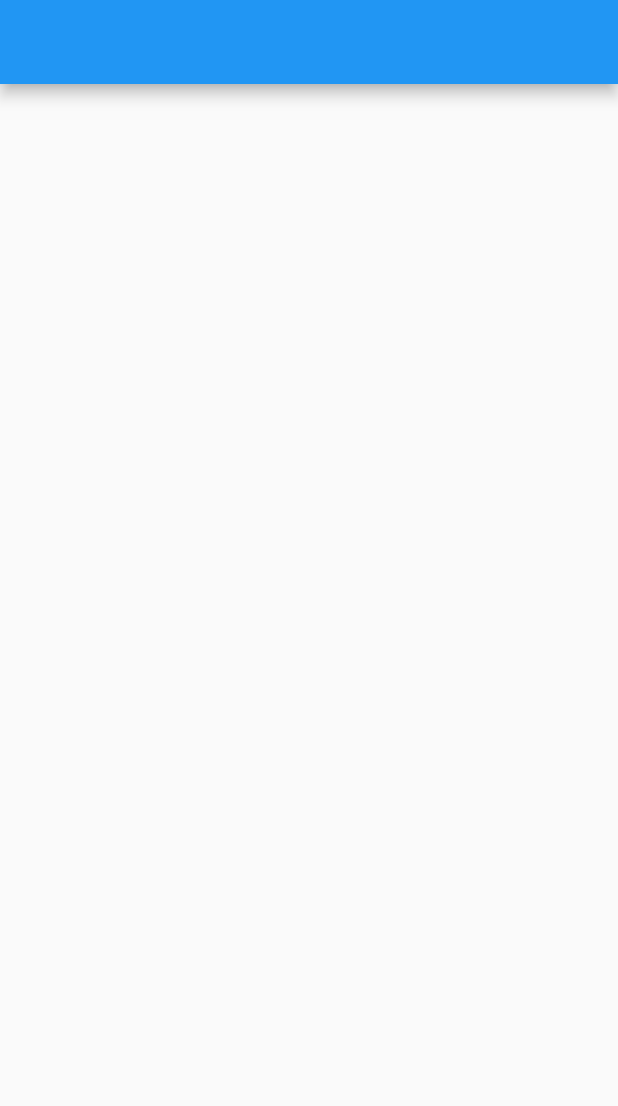
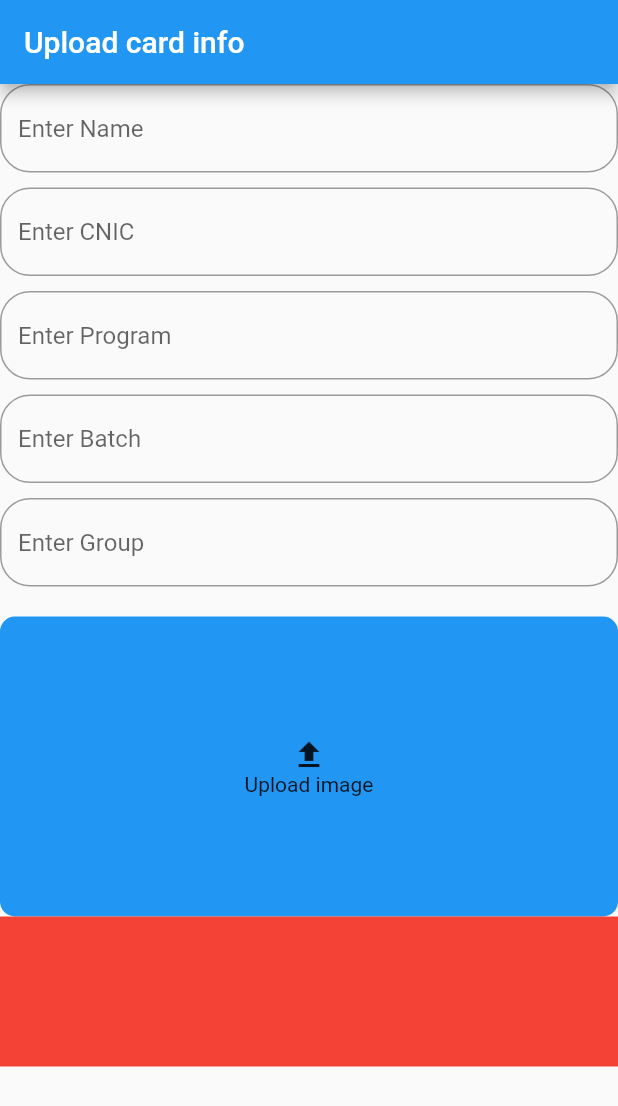
Before and after one commit to fayyazii/image_upload, a Flutter app: the screen it shows after launch, on a phone screen of 412 x 824 dp. Shown: the top 1106 px of the screen. Run offline on Flutter 3.47's test engine with Material 2 defaults, Android fonts, the phone set to English and light mode, and no system bars; our stand-ins replace bloc, cloud_firestore, firebase_core, firebase_storage, flutter_bloc, image_picker; accounts and stored records are empty.

Commit message:
card data

```diff
--- /dev/null
+++ b/lib/cubits/card_cubits/upload_card_cubits/upload_card_cubit.dart
@@ -0,0 +1,38 @@
+
+import 'dart:io';
+
+import 'package:bloc/bloc.dart';
+import 'package:cloud_firestore/cloud_firestore.dart';
+import 'package:image_upload/repositories/upload_card_info_repo.dart';
+import 'package:image_upload/repositories/upload_card_pic_repo.dart';
+import 'package:meta/meta.dart';
+
+part 'upload_card_state.dart';
+
+class UploadCardCubit extends Cubit<UploadCardState> {
+  UploadCardCubit() : super(UploadCardInitial());
+  uploadCard(Map<String,dynamic> data , File file)async
+  {
+    try{
+      emit(UploadCardLoading());
+      var image = await UploadCardPicRepo.uploadCardPic(file);
+      data['imgUrl'] = image;
+      UploadCardInfoRepo.uploadInfo(data);
+      emit(UploadCardLoaded());
+    }catch(e)
+    {
+      if(e is FirebaseException)
+        {
+          emit(UploadCardError(err: e.message.toString()));
+        }
+      if(e is SocketException)
+      {
+        emit(UploadCardError(err: e.message.toString()));
+      }
+      else
+      {
+        emit(UploadCardError(err: e.toString()));
+      }
+    }
+  }
+}
--- /dev/null
+++ b/lib/cubits/card_cubits/upload_card_cubits/upload_card_state.dart
@@ -0,0 +1,12 @@
+part of 'upload_card_cubit.dart';
+
+
+abstract class UploadCardState {}
+
+class UploadCardInitial extends UploadCardState {}
+class UploadCardLoading extends UploadCardState {}
+class UploadCardLoaded extends UploadCardState {}
+class UploadCardError extends UploadCardState {
+  String err;
+  UploadCardError({required this.err});
+}
--- /dev/null
+++ b/lib/cubits/get_info/get_info_state.dart
@@ -0,0 +1,15 @@
+part of 'get_info_cubit.dart';
+
+
+abstract class GetInfoState {}
+
+class GetInfoInitial extends GetInfoState {}
+class GetInfoLoading extends GetInfoState {}
+class GetInfoLoaded extends GetInfoState {
+  List<GetInfoModel> list ;
+  GetInfoLoaded({required this.list});
+}
+class GetInfoError extends GetInfoState {
+  String err;
+  GetInfoError({required this.err});
+}
--- a/lib/cubits/getimages/get_images_cubit.dart
+++ b/lib/cubits/getimages/get_images_cubit.dart
@@ -15,6 +15,7 @@ class GetImagesCubit extends Cubit<GetImagesState> {
   }
   getData()async
   {
+    print("hello");
     try{
       List<ImagesModel> list =[];
       emit(GetImagesLoading());
--- /dev/null
+++ b/lib/cubits/upload_info/upload_info_cubit.dart
@@ -0,0 +1,39 @@
+import 'dart:io';
+
+import 'package:bloc/bloc.dart';
+import 'package:cloud_firestore/cloud_firestore.dart';
+import 'package:image_upload/repositories/upload_info_pic.dart';
+import 'package:image_upload/repositories/upload_info_repo.dart';
+import 'package:meta/meta.dart';
+
+part 'upload_info_state.dart';
+
+class UploadInfoCubit extends Cubit<UploadInfoState> {
+  UploadInfoCubit() : super(UploadInfoInitial());
+  uploadInfoToDatabae(Map<String,dynamic> info , File file)async
+  {
+    try{
+      emit(UploadInfoLoaded());
+     var image = await UplaodInfoPic.upload(file);
+     // info.putIfAbsent("imgUrl", () => image);
+     info['imgUrl']=image;
+      await UploadInfoRepo.uploadInfo(info);
+
+      emit(UploadInfoLoaded());
+    }catch(e)
+    {
+      if(e is FirebaseException)
+        {
+          emit(UploadInfoError(err: e.message.toString()));
+        }
+      if(e is SocketException)
+      {
+        emit(UploadInfoError(err: e.message.toString()));
+      }
+      else
+      {
+        emit(UploadInfoError(err: e.toString()));
+      }
+    }
+  }
+}
--- /dev/null
+++ b/lib/cubits/upload_info/upload_info_state.dart
@@ -0,0 +1,12 @@
+part of 'upload_info_cubit.dart';
+
+
+abstract class UploadInfoState {}
+
+class UploadInfoInitial extends UploadInfoState {}
+class UploadInfoLoading extends UploadInfoState {}
+class UploadInfoLoaded extends UploadInfoState {}
+class UploadInfoError extends UploadInfoState {
+  String err;
+  UploadInfoError({required this.err});
+}
--- a/lib/main.dart
+++ b/lib/main.dart
@@ -1,12 +1,18 @@
 import 'package:flutter/material.dart';
 import 'package:flutter_bloc/flutter_bloc.dart';
+import 'package:image_upload/cubits/card_cubits/upload_card_cubits/upload_card_cubit.dart';
+import 'package:image_upload/cubits/get_info/get_info_cubit.dart';
 import 'package:image_upload/cubits/getimages/get_images_cubit.dart';
 import 'package:image_upload/cubits/upload_image/upload_image_cubit.dart';
+import 'package:image_upload/cubits/upload_info/upload_info_cubit.dart';
 import 'package:image_upload/views/fayyaz_image_screen.dart';
 import 'package:image_upload/views/fayyaz_select_image.dart';
+import 'package:image_upload/views/get_all_info_from_database.dart';
 import 'package:image_upload/views/homepage.dart';
 import 'package:firebase_core/firebase_core.dart';
 import 'package:image_upload/views/show_images.dart';
+import 'package:image_upload/views/upload_card_data_screen.dart';
+import 'package:image_upload/views/upload_info_to_database.dart';
 import 'firebase_options.dart';
 
 void main() async{
@@ -27,6 +33,9 @@ class MyApp extends StatelessWidget {
       providers: [
         BlocProvider(create: (context)=>UploadImageCubit()),
         BlocProvider(create: (context)=>GetImagesCubit()),
+        BlocProvider(create: (context)=>UploadInfoCubit()),
+        BlocProvider(create: (context)=>GetInfoCubit()),
+        BlocProvider(create: (context)=>UploadCardCubit()),
       ],
       child: MaterialApp(
         title: 'Flutter Demo',
@@ -34,7 +43,7 @@ class MyApp extends StatelessWidget {
 
           primarySwatch: Colors.blue,
         ),
-        home: ShowAllImages(),
+        home: UplaodcardDatascreen(),
       ),
     );
   }
--- /dev/null
+++ b/lib/models/get_info_model.dart
@@ -0,0 +1,39 @@
+// To parse this JSON data, do
+//
+//     final getInfoModel = getInfoModelFromJson(jsonString);
+
+import 'package:meta/meta.dart';
+import 'dart:convert';
+
+class GetInfoModel {
+  String name;
+  String fName;
+  String title;
+  String img;
+
+  GetInfoModel({
+    required this.name,
+    required this.fName,
+    required this.title,
+    required this.img,
+  });
+
+  factory GetInfoModel.fromRawJson(String str) => GetInfoModel.fromJson(json.decode(str));
+
+  String toRawJson() => json.encode(toJson());
+
+  factory GetInfoModel.fromJson(Map<String, dynamic> json) => GetInfoModel(
+    name: json["Name"]??"N/A",
+    fName: json["FName"]??"N/A",
+    title: json["Title"]??"N/A",
+    img: json["imgUrl"]??"",
+  );
+
+  Map<String, dynamic> toJson() => {
+    "Name": name,
+    "FName": fName,
+    "Title": title,
+    "imgUrl": img
+
+  };
+}
--- /dev/null
+++ b/lib/repositories/get_info_repo.dart
@@ -0,0 +1,11 @@
+
+import 'package:cloud_firestore/cloud_firestore.dart';
+
+class GetInfoRepo{
+
+  static Future<Stream<QuerySnapshot<Map<String, dynamic>>>>  GetInfo()async
+  {
+    var ref = FirebaseFirestore.instance.collection('Info').snapshots();
+    return ref;
+  }
+}
--- /dev/null
+++ b/lib/repositories/upload_card_info_repo.dart
@@ -0,0 +1,15 @@
+
+import 'package:cloud_firestore/cloud_firestore.dart';
+import 'package:firebase_storage/firebase_storage.dart';
+
+class UploadCardInfoRepo{
+
+  static Future uploadInfo(Map<String,dynamic> data )async
+  {
+    var ref = FirebaseFirestore.instance.collection("cardinfo");
+    await ref.add(data);
+    return ref;
+  }
+
+
+}
--- /dev/null
+++ b/lib/repositories/upload_card_pic_repo.dart
@@ -0,0 +1,16 @@
+import 'dart:io';
+
+import 'package:firebase_storage/firebase_storage.dart';
+import 'package:flutter/material.dart';
+class UploadCardPicRepo{
+
+  static Future<String> uploadCardPic(File file)async
+  {
+    Reference referenceroot = FirebaseStorage.instance.ref();
+    Reference referenceDirImage = referenceroot.child('cardimages');
+    Reference referenceImageUpload = referenceroot.child(DateTime.now().millisecondsSinceEpoch.toString());
+    await referenceImageUpload.putFile(file);
+    var img_url = await referenceImageUpload.getDownloadURL();
+    return img_url;
+  }
+}
--- /dev/null
+++ b/lib/repositories/upload_info_pic.dart
@@ -0,0 +1,17 @@
+
+import 'dart:io';
+
+import 'package:firebase_storage/firebase_storage.dart';
+
+class UplaodInfoPic{
+
+  static Future upload(File file)async
+  {
+    Reference referenceroot = FirebaseStorage.instance.ref();
+    Reference referenceDirImage = referenceroot.child("infoimages");
+    Reference referenceImagetoUpload = referenceDirImage.child(DateTime.now().millisecondsSinceEpoch.toString());
+    await referenceImagetoUpload.putFile(file);
+    var imgUrl = await referenceImagetoUpload.getDownloadURL();
+    return imgUrl;
+  }
+}
--- /dev/null
+++ b/lib/repositories/upload_info_repo.dart
@@ -0,0 +1,17 @@
+
+
+import 'dart:io';
+
+import 'package:cloud_firestore/cloud_firestore.dart';
+
+class UploadInfoRepo{
+
+  static Future uploadInfo(Map<String,dynamic> info, )async
+  {
+    var ref = FirebaseFirestore.instance.collection("Info").add(info);
+    return ref;
+
+  }
+
+
+}
--- a/lib/views/fayyaz_select_image.dart
+++ b/lib/views/fayyaz_select_image.dart
@@ -6,6 +6,7 @@ import 'package:flutter/material.dart';
 import 'package:image_picker/image_picker.dart';
 import 'package:image_upload/repositories/_fayyaz_upload_image_repo.dart';
 import 'package:image_upload/repositories/fayyaz_upload_data.dart';
+import 'package:image_upload/views/fayyaz_image_screen.dart';
 
 class SelectImage extends StatefulWidget {
    SelectImage({Key? key}) : super(key: key);
@@ -68,6 +69,9 @@ class _SelectImageState extends State<SelectImage> {
             },
             child: const Text("Upload Image"),
           ),
+          MaterialButton(onPressed: (){
+            Navigator.push(context, MaterialPageRoute(builder: (context)=> ShowAllImages()));
+          },child: Text("show Images"),)
         ],
       ),
     );
--- /dev/null
+++ b/lib/views/upload_card_data_screen.dart
@@ -0,0 +1,148 @@
+import 'dart:io';
+
+import 'package:flutter/material.dart';
+import 'package:flutter_bloc/flutter_bloc.dart';
+import 'package:image_picker/image_picker.dart';
+import 'package:image_upload/cubits/card_cubits/upload_card_cubits/upload_card_cubit.dart';
+
+class UplaodcardDatascreen extends StatelessWidget {
+  UplaodcardDatascreen({Key? key}) : super(key: key);
+  final txtName = TextEditingController();
+  final txtCNIC = TextEditingController();
+  final txtProgram = TextEditingController();
+  final txtBatch = TextEditingController();
+  final txtGroup = TextEditingController();
+  File? file;
+
+  @override
+  Widget build(BuildContext context) {
+    return Scaffold(
+      appBar: AppBar(
+        title: const Text("Upload card info"),
+      ),
+      body: ListView(
+        children: [
+
+          TextField(
+            controller: txtName,
+            decoration: const InputDecoration(
+                hintText: "Enter Name",
+                border: OutlineInputBorder(
+                    borderRadius: BorderRadius.all(Radius.circular(20))
+                )
+            ),
+          ),
+          const SizedBox(height: 10,),
+          TextField(
+            controller: txtCNIC,
+            decoration: const InputDecoration(
+                hintText: "Enter CNIC",
+                border: OutlineInputBorder(
+                    borderRadius: BorderRadius.all(Radius.circular(20))
+                )
+            ),
+          ),
+          const SizedBox(height: 10,),
+          TextField(
+            controller: txtProgram,
+            decoration: const InputDecoration(
+                hintText: "Enter Program",
+                border: OutlineInputBorder(
+                    borderRadius: BorderRadius.all(Radius.circular(20))
+                )
+            ),
+          ),
+          const SizedBox(height: 10,),
+          TextField(
+            controller: txtBatch,
+            decoration: const InputDecoration(
+                hintText: "Enter Batch",
+                border: OutlineInputBorder(
+                    borderRadius: BorderRadius.all(Radius.circular(20))
+                )
+            ),
+
+          ),
+          const SizedBox(height: 10,),
+          TextField(
+            controller: txtGroup,
+            decoration: const InputDecoration(
+                hintText: "Enter Group",
+                border: OutlineInputBorder(
+                    borderRadius: BorderRadius.all(Radius.circular(20))
+                )
+            ),
+          ),
+          const SizedBox(height: 20,),
+          InkWell(
+            onTap: () async
+            {
+              ImagePicker imagePicker = ImagePicker();
+              XFile? xFile = await imagePicker.pickImage(
+                  source: ImageSource.camera);
+              file = File(xFile!.path);
+            },
+            child: Container(
+              decoration: BoxDecoration(
+                  color: Colors.blue,
+                  borderRadius: BorderRadius.circular(10)
+              ),
+
+              height: 200,
+              width: 300,
+              child: Column(
+                mainAxisAlignment: MainAxisAlignment.center,
+                children: const [
+                  Icon(Icons.upload),
+                  Text("Upload image")
+                ],
+              ),
+            ),
+          ),
+          BlocBuilder<UploadCardCubit, UploadCardState>(
+            builder: (context, state) {
+              if(state is UploadCardLoading)
+                {
+                  return const Center(child: CircularProgressIndicator(),);
+                }
+              if(state is UploadCardError)
+                {
+                  return Center(child:Text(state.err) ,);
+                }
+              if(state is UploadCardLoaded) {
+                return MaterialButton(
+                color: Colors.green,
+                onPressed: () async
+                {
+                  var data = await getPayLoad();
+                  context.read<UploadCardCubit>().uploadCard(data, file!);
+                  data.clear();
+                },
+                child: const Text("Upload"),);
+              }
+              else {
+                return  Container(height: 100,
+                  color: Colors.red,);
+              }
+
+            },
+          ),
+
+
+        ],
+      ),
+    );
+  }
+
+  Future<Map<String, dynamic>> getPayLoad() async
+  {
+    return {
+      "name": txtName.text,
+      "cnic": txtCNIC.text,
+      "program": txtProgram.text,
+      "batch": txtBatch.text,
+      "group": txtGroup.text,
+      "imgUrl": ""
+    };
+  }
+}
```
Also changed, not shown: lib/cubits/get_info/get_info_cubit.dart (added, +45 -0 lines), lib/views/get_all_info_from_database.dart (added, +69 -0 lines), lib/views/upload_info_to_database.dart (added, +94 -0 lines), lib/views/view_cards.dart (added, +23 -0 lines).
